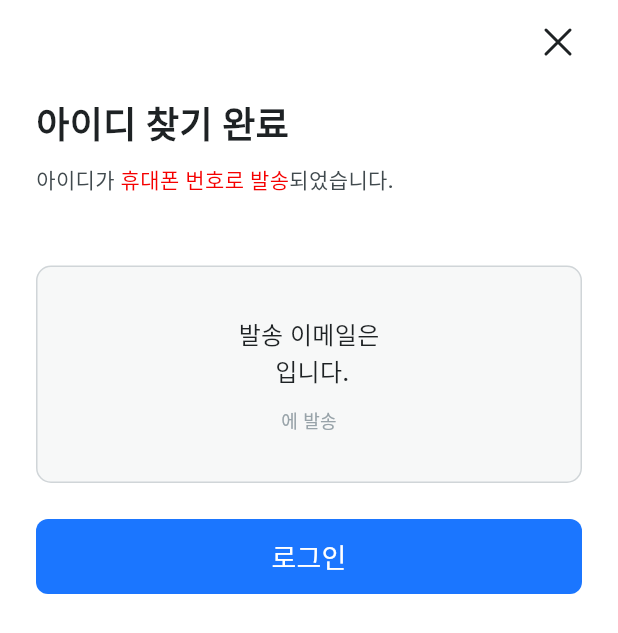
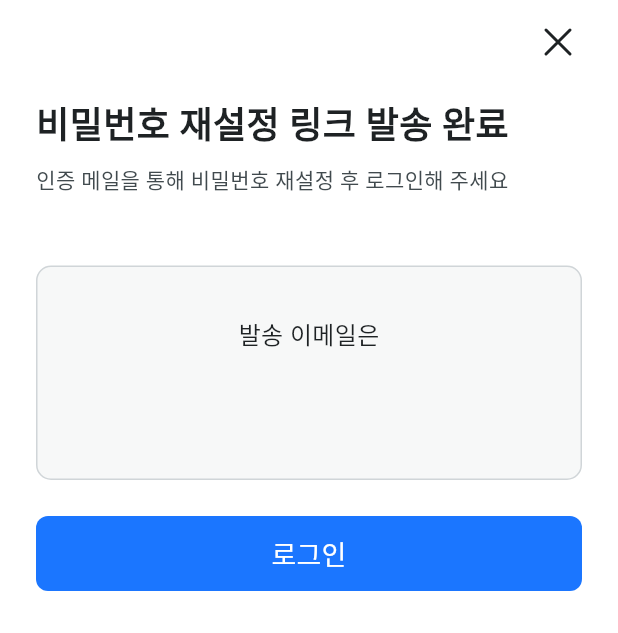
Before and after one commit to Talearnt/App-Front-Talearnt, a Flutter app: the FindPasswordSuccessPage screen opened by its route, on a phone screen of 412 x 824 dp. Shown: the top 633 px of the screen. Run offline on Flutter 3.47's test engine with Material 3 defaults, Android fonts, the phone set to English and light mode, and no system bars; our stand-ins replace dartz, dio, flutter_svg, go_router; Roboto replaces fonts that are missing (Pretendard).

Commit message:
fix : Update 비밀번호 찾기 UI 수정
이메일 건너뛸 시 에러 메세지
app bar 타이틀 수정
비밀번호 메일 전송화면 타이틀 수정
프로바이더 초기화 추가

Ref : #249

```diff
--- a/lib/view/auth/find_password_page.dart
+++ b/lib/view/auth/find_password_page.dart
@@ -15,9 +15,10 @@ class FindPasswordPage extends StatelessWidget {
     final findPasswordProvider = Provider.of<FindPasswordProvider>(context);
     return Scaffold(
       appBar: TopAppBar(
-        content: "아이디 찾기",
+        content: "비밀번호 찾기",
         onPressed: () {
-          Navigator.of(context).pop();
+          findPasswordProvider.clearProvider();
+          context.pop();
         },
       ),
       backgroundColor: Palette.bgBackGround,
@@ -101,6 +102,9 @@ class FindPasswordPage extends StatelessWidget {
                   validMessage: findPasswordProvider.phoneNumberValidMessage,
                   validFunc: findPasswordProvider.updatePhoneNumberValid,
                   isValid: findPasswordProvider.phoneNumberValid,
+                  isOtherValid: true,
+                  checkOtherValidFun:
+                      findPasswordProvider.focusPhoneNumberAndEmailEmpty,
                 ),
               ],
             ),
--- a/lib/view/auth/find_password_success_page.dart
+++ b/lib/view/auth/find_password_success_page.dart
@@ -22,6 +22,7 @@ class FindPasswordSuccessPage extends StatelessWidget {
             'assets/icons/close.svg',
           ),
           onPressed: () {
+            findPasswordProvider.clearProvider();
             context.pop();
           },
         ),
@@ -36,25 +37,13 @@ class FindPasswordSuccessPage extends StatelessWidget {
           children: [
             const SizedBox(height: 8),
             Text(
-              '아이디 찾기 완료',
+              '비밀번호 재설정 링크 발송 완료',
               style: TextTypes.heading(color: Palette.text01),
             ),
             const SizedBox(height: 8),
-            Row(
-              children: [
-                Text(
-                  "아이디가 ",
-                  style: TextTypes.bodyMedium02(color: Palette.text02),
-                ),
-                Text(
-                  "휴대폰 번호로 발송",
-                  style: TextTypes.bodyMedium02(color: Palette.error02),
-                ),
-                Text(
-                  "되었습니다.",
-                  style: TextTypes.bodyMedium02(color: Palette.text02),
-                ),
-              ],
+            Text(
+              "인증 메일을 통해 비밀번호 재설정 후 로그인해 주세요",
+              style: TextTypes.bodyMedium02(color: Palette.text02),
             ),
             const SizedBox(height: 48),
             Container(
@@ -81,14 +70,14 @@ class FindPasswordSuccessPage extends StatelessWidget {
                       ),
                     ),
                     Text(
-                      "${findPasswordProvider.userId.isNotEmpty ? findPasswordProvider.userId.replaceRange(findPasswordProvider.userId.indexOf('@') - 3, findPasswordProvider.userId.indexOf('@'), '***') : ""} 입니다.",
+                      "",
                       style: TextTypes.bodyLarge02(
                         color: Palette.text01,
                       ),
                     ),
                     const SizedBox(height: 12),
                     Text(
-                      "${findPasswordProvider.createdAt}에 발송",
+                      "",
                       style: TextTypes.caption02(
                         color: Palette.text03,
                       ),
```
Also changed, not shown: lib/provider/auth/find_password_provider.dart (+38 -6 lines).
